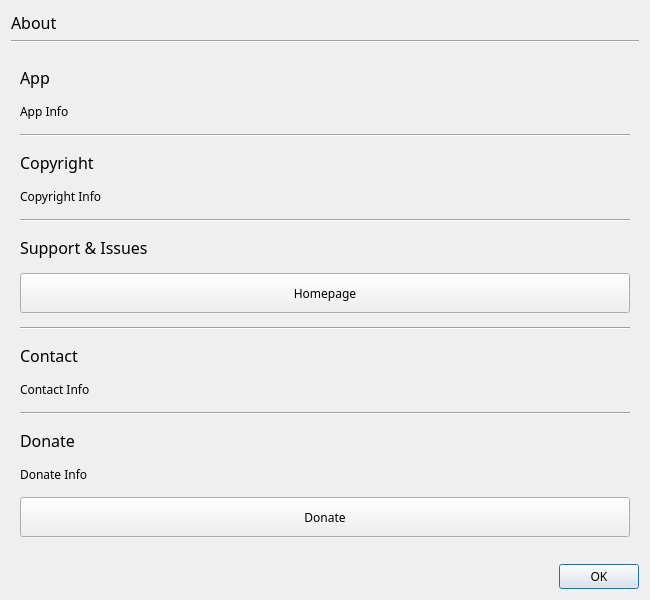
The window that resources/ui/about.ui (devhotteok/TwitchLink) describes before a commit, drawn with Qt 5.
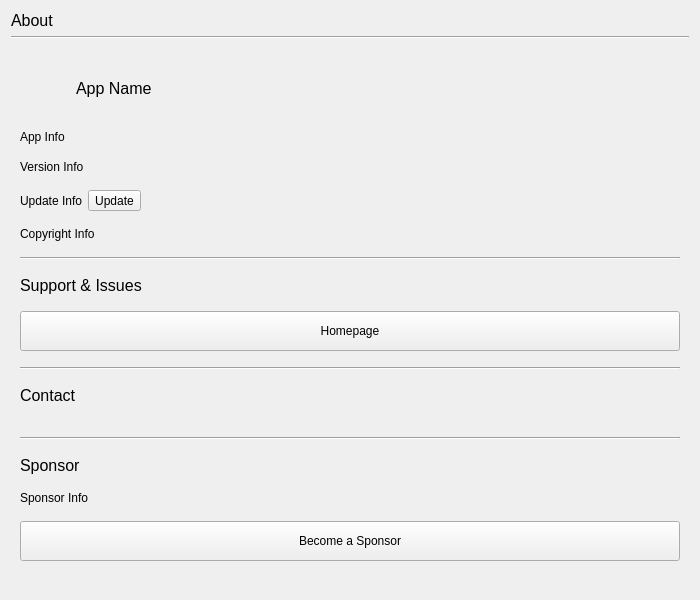
The same window after the commit. Icons and pictures are not drawn.

Patch:
```diff
--- a/resources/ui/about.ui
+++ b/resources/ui/about.ui
@@ -1,26 +1,15 @@
 <?xml version="1.0" encoding="UTF-8"?>
 <ui version="4.0">
- <class>Dialog</class>
- <widget class="QDialog" name="Dialog">
+ <class>Form</class>
+ <widget class="QWidget" name="Form">
   <property name="geometry">
    <rect>
     <x>0</x>
     <y>0</y>
-    <width>650</width>
+    <width>700</width>
     <height>600</height>
    </rect>
   </property>
-  <property name="sizePolicy">
-   <sizepolicy hsizetype="Fixed" vsizetype="Fixed">
-    <horstretch>0</horstretch>
-    <verstretch>0</verstretch>
-   </sizepolicy>
-  </property>
-  <property name="font">
-   <font>
-    <family>Arial Rounded MT Bold</family>
-   </font>
-  </property>
   <property name="windowTitle">
    <string>About</string>
   </property>
@@ -38,7 +27,6 @@
      </property>
      <property name="font">
       <font>
-       <family>Arial Rounded MT Bold</family>
        <pointsize>12</pointsize>
       </font>
      </property>
@@ -58,22 +46,76 @@
     <widget class="QWidget" name="infoArea" native="true">
      <layout class="QVBoxLayout" name="infoAreaLayout">
       <item>
-       <widget class="QLabel" name="appLabel">
+       <widget class="QWidget" name="appLabelArea" native="true">
         <property name="sizePolicy">
          <sizepolicy hsizetype="Preferred" vsizetype="Fixed">
           <horstretch>0</horstretch>
           <verstretch>0</verstretch>
          </sizepolicy>
         </property>
-        <property name="font">
-         <font>
-          <family>Arial Rounded MT Bold</family>
-          <pointsize>12</pointsize>
-         </font>
-        </property>
-        <property name="text">
-         <string>App</string>
-        </property>
+        <layout class="QHBoxLayout" name="appLabelAreaLayout">
+         <property name="leftMargin">
+          <number>0</number>
+         </property>
+         <property name="topMargin">
+          <number>0</number>
+         </property>
+         <property name="rightMargin">
+          <number>0</number>
+         </property>
+         <property name="bottomMargin">
+          <number>0</number>
+         </property>
+         <item>
+          <widget class="QLabel" name="appLogo">
+           <property name="sizePolicy">
+            <sizepolicy hsizetype="Fixed" vsizetype="Fixed">
+             <horstretch>0</horstretch>
+             <verstretch>0</verstretch>
+            </sizepolicy>
+           </property>
+           <property name="minimumSize">
+            <size>
+             <width>50</width>
+             <height>50</height>
+            </size>
+           </property>
+           <property name="maximumSize">
+            <size>
+             <width>50</width>
+             <height>50</height>
+            </size>
+           </property>
+           <property name="pixmap">
+            <pixmap>../img/logo.png</pixmap>
+           </property>
+           <property name="scaledContents">
+            <bool>true</bool>
+           </property>
+           <property name="alignment">
+            <set>Qt::AlignCenter</set>
+           </property>
+          </widget>
+         </item>
+         <item>
+          <widget class="QLabel" name="appNameLabel">
+           <property name="sizePolicy">
+            <sizepolicy hsizetype="Preferred" vsizetype="Fixed">
+             <horstretch>0</horstretch>
+             <verstretch>0</verstretch>
+            </sizepolicy>
+           </property>
+           <property name="font">
+            <font>
+             <pointsize>12</pointsize>
+            </font>
+           </property>
+           <property name="text">
+            <string>App Name</string>
+           </property>
+          </widget>
+         </item>
+        </layout>
        </widget>
       </item>
       <item>
@@ -90,29 +132,54 @@
        </widget>
       </item>
       <item>
-       <widget class="Line" name="line_1">
-        <property name="orientation">
-         <enum>Qt::Horizontal</enum>
+       <widget class="QLabel" name="versionInfoLabel">
+        <property name="sizePolicy">
+         <sizepolicy hsizetype="Preferred" vsizetype="Fixed">
+          <horstretch>0</horstretch>
+          <verstretch>0</verstretch>
+         </sizepolicy>
+        </property>
+        <property name="text">
+         <string>Version Info</string>
         </property>
        </widget>
       </item>
-      <item>
-       <widget class="QLabel" name="copyrightLabel">
+      <item alignment="Qt::AlignLeft">
+       <widget class="QWidget" name="updateInfoArea" native="true">
         <property name="sizePolicy">
          <sizepolicy hsizetype="Preferred" vsizetype="Fixed">
           <horstretch>0</horstretch>
           <verstretch>0</verstretch>
          </sizepolicy>
         </property>
-        <property name="font">
-         <font>
-          <family>Arial Rounded MT Bold</family>
-          <pointsize>12</pointsize>
-         </font>
-        </property>
-        <property name="text">
-         <string>Copyright</string>
-        </property>
+        <layout class="QHBoxLayout" name="updateInfoAreaLayout">
+         <property name="leftMargin">
+          <number>0</number>
+         </property>
+         <property name="topMargin">
+          <number>0</number>
+         </property>
+         <property name="rightMargin">
+          <number>0</number>
+         </property>
+         <property name="bottomMargin">
+          <number>0</number>
+         </property>
+         <item>
+          <widget class="QLabel" name="updateInfoLabel">
+           <property name="text">
+            <string>Update Info</string>
+           </property>
+          </widget>
+         </item>
+         <item>
+          <widget class="QToolButton" name="updateButton">
+           <property name="text">
+            <string>Update</string>
+           </property>
+          </widget>
+         </item>
+        </layout>
        </widget>
       </item>
       <item>
@@ -145,7 +212,6 @@
         </property>
         <property name="font">
          <font>
-          <family>Arial Rounded MT Bold</family>
           <pointsize>12</pointsize>
          </font>
         </property>
@@ -184,7 +250,6 @@
         </property>
         <property name="font">
          <font>
-          <family>Arial Rounded MT Bold</family>
           <pointsize>12</pointsize>
          </font>
         </property>
@@ -194,16 +259,27 @@
        </widget>
       </item>
       <item>
-       <widget class="QLabel" name="contactInfoLabel">
+       <widget class="QWidget" name="contactInfoArea" native="true">
         <property name="sizePolicy">
          <sizepolicy hsizetype="Preferred" vsizetype="Fixed">
           <horstretch>0</horstretch>
           <verstretch>0</verstretch>
          </sizepolicy>
         </property>
-        <property name="text">
-         <string>Contact Info</string>
-        </property>
+        <layout class="QFormLayout" name="contactInfoAreaLayout">
+         <property name="leftMargin">
+          <number>0</number>
+         </property>
+         <property name="topMargin">
+          <number>0</number>
+         </property>
+         <property name="rightMargin">
+          <number>0</number>
+         </property>
+         <property name="bottomMargin">
+          <number>0</number>
+         </property>
+        </layout>
        </widget>
       </item>
       <item>
@@ -223,12 +299,11 @@
         </property>
         <property name="font">
          <font>
-          <family>Arial Rounded MT Bold</family>
           <pointsize>12</pointsize>
          </font>
         </property>
         <property name="text">
-         <string>Donate</string>
+         <string>Sponsor</string>
         </property>
        </widget>
       </item>
@@ -241,7 +316,7 @@
          </sizepolicy>
         </property>
         <property name="text">
-         <string>Donate Info</string>
+         <string>Sponsor Info</string>
         </property>
        </widget>
       </item>
@@ -254,23 +329,13 @@
          </size>
         </property>
         <property name="text">
-         <string>Donate</string>
+         <string>Become a Sponsor</string>
         </property>
        </widget>
       </item>
      </layout>
     </widget>
    </item>
-   <item>
-    <widget class="QDialogButtonBox" name="buttonBox">
-     <property name="orientation">
-      <enum>Qt::Horizontal</enum>
-     </property>
-     <property name="standardButtons">
-      <set>QDialogButtonBox::Ok</set>
-     </property>
-    </widget>
-   </item>
   </layout>
  </widget>
  <resources/>
```
Left out of the diff: 43 changed lines with no effect on the pictures.
